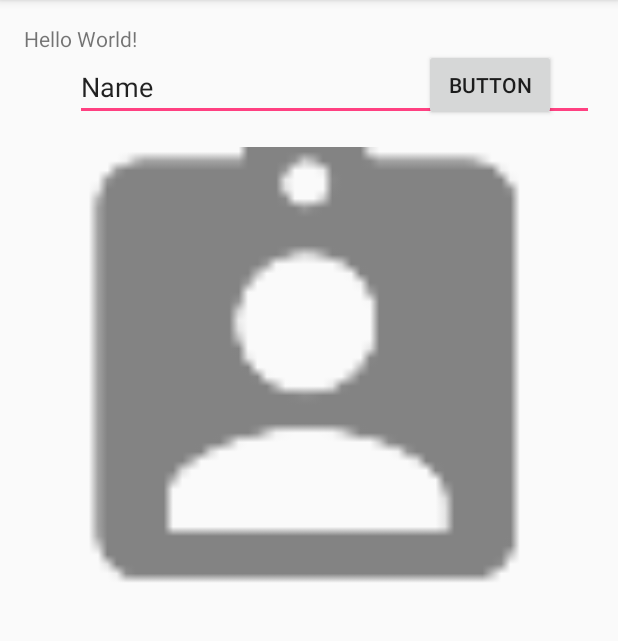
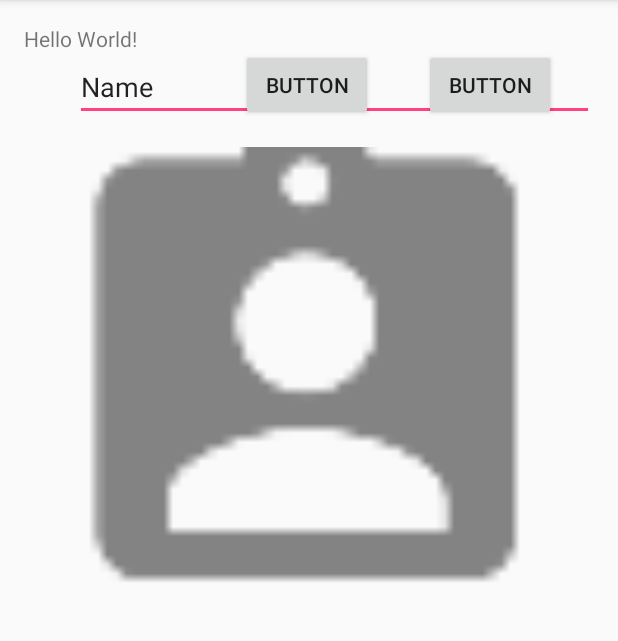
Before and after one commit to yongzuojun/Mypost, an Android app: the screen it shows after launch (MainActivity), on a phone screen of 412 x 824 dp, the part 84-725 px from its top. Run offline under Robolectric (Android 15) with nearby library versions, the phone set to English and light mode, and no system bars.

Commit message:
added another

```diff
--- a/app/src/main/res/layout/activity_main.xml
+++ b/app/src/main/res/layout/activity_main.xml
@@ -53,4 +53,15 @@
         android:layout_marginEnd="25dp"
         android:id="@+id/button2" />
 
+    <Button
+        android:text="Button"
+        android:layout_width="wrap_content"
+        android:layout_height="wrap_content"
+        android:layout_above="@+id/imageView2"
+        android:layout_toLeftOf="@+id/button2"
+        android:layout_toStartOf="@+id/button2"
+        android:layout_marginRight="34dp"
+        android:layout_marginEnd="34dp"
+        android:id="@+id/button3" />
+
 </RelativeLayout>
```
